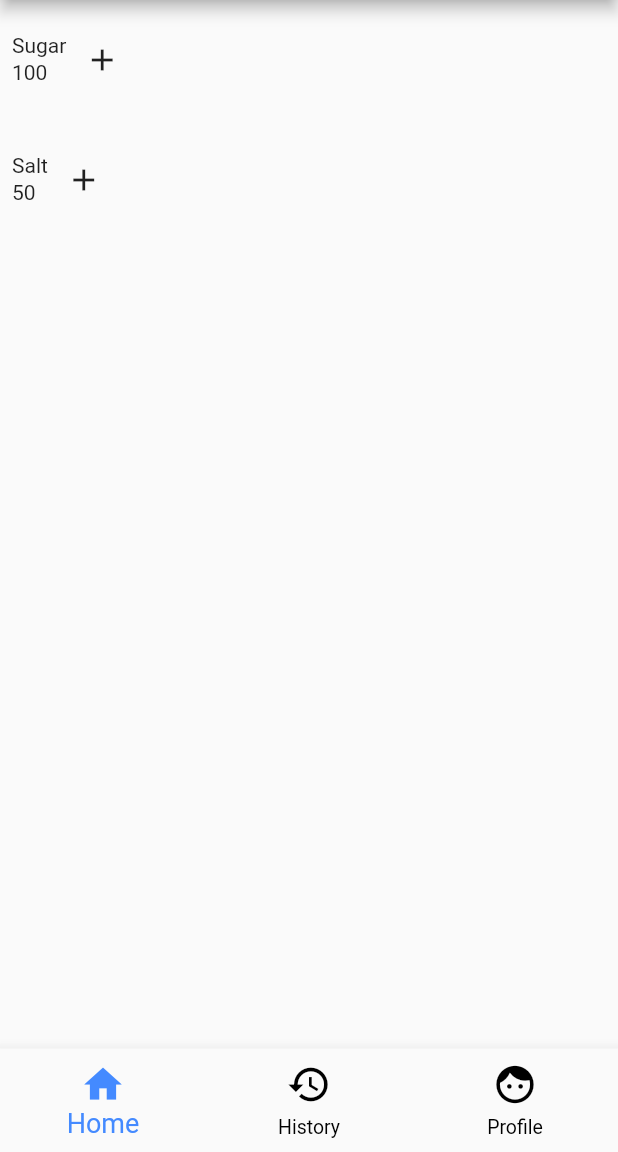
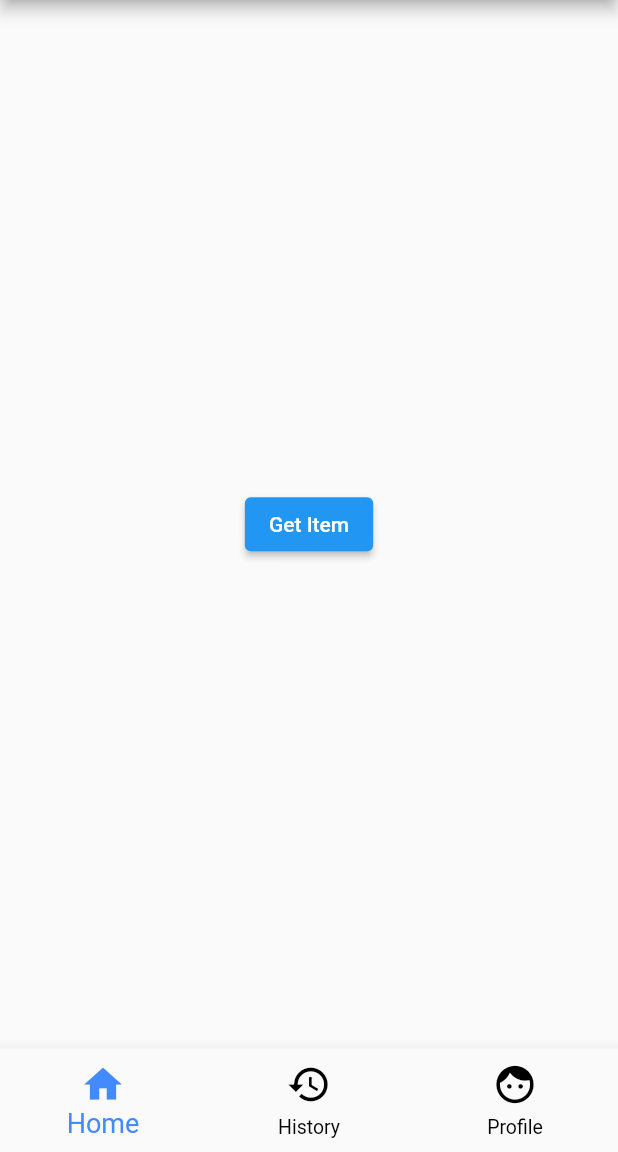
Before and after one commit to nonyx777/Flutter_Assignment_3, a Flutter app: the screen it shows after launch, on a phone screen of 412 x 824 dp, the part 84-1236 px from its top. Run offline on Flutter 3.47's test engine with Material 2 defaults, Android fonts, the phone set to English and light mode, and no system bars; our stand-ins replace bloc, dio, equatable, flutter_bloc.

Commit message:
implemented a simple bloc and api call

```diff
--- /dev/null
+++ b/lib/Bloc/Shop/bloc/shop_bloc.dart
@@ -0,0 +1,19 @@
+import 'package:assignment_3/Data/Model/data.dart';
+import 'package:assignment_3/service/apiService.dart';
+import 'package:bloc/bloc.dart';
+import 'package:equatable/equatable.dart';
+
+part 'shop_event.dart';
+part 'shop_state.dart';
+
+class ShopBloc extends Bloc<ShopEvent, ShopState> {
+  final _apiServiceProvider = ApiServiceProvider();
+
+  ShopBloc() : super(ShopInitialState()) {
+    on<GetDataButtonPressed>((event, emit) async {
+      emit(ShopLoadingState());
+      final item = await _apiServiceProvider.fetchItem();
+      emit(ShopSuccessState(item!));
+    });
+  }
+}
--- /dev/null
+++ b/lib/Bloc/Shop/bloc/shop_event.dart
@@ -0,0 +1,8 @@
+part of 'shop_bloc.dart';
+
+abstract class ShopEvent extends Equatable {}
+
+class GetDataButtonPressed extends ShopEvent {
+  @override
+  List<Object> get props => [];
+}
--- /dev/null
+++ b/lib/Bloc/Shop/bloc/shop_state.dart
@@ -0,0 +1,33 @@
+part of 'shop_bloc.dart';
+
+abstract class ShopState extends Equatable {}
+
+class ShopInitialState extends ShopState {
+  @override
+  List<Object> get props => [];
+}
+
+class ShopLoadingState extends ShopState {
+  @override
+  List<Object> get props => [];
+}
+
+class ShopSuccessState extends ShopState {
+  Item item;
+
+  ShopSuccessState(
+    this.item,
+  );
+
+  @override
+  List<Object> get props => [];
+}
+
+class ShopFailState extends ShopState {
+  String message;
+
+  ShopFailState(this.message);
+
+  @override
+  List<Object> get props => [];
+}
--- a/lib/Data/Model/data.dart
+++ b/lib/Data/Model/data.dart
@@ -1,21 +1,16 @@
-import 'dart:ffi';
-
 class Item {
   int id;
   String name;
-  int amount;
 
   Item({
     required this.id,
     required this.name,
-    required this.amount,
   });
 
   factory Item.fromJson(Map<String, dynamic> json) {
     return Item(
-      id: json['id'],
-      name: json.containsKey('name') ? json['name'] : '',
-      amount: json.containsKey('amount') ? json['amount'] : '',
+      id: json['participants'],
+      name: json.containsKey('activity') ? json['activity'] : '',
     );
   }
 
@@ -24,7 +19,6 @@ class Item {
 
     json['id'] = id;
     json['name'] = name;
-    json['amount'] = amount;
 
     return json;
   }
--- a/lib/Data/Model/item_tile.dart
+++ b/lib/Data/Model/item_tile.dart
@@ -1,12 +1,9 @@
-import 'dart:ffi';
-
 import 'package:flutter/material.dart';
 
 class ItemTile extends StatelessWidget {
   final String name;
-  final int amount;
 
-  const ItemTile({required this.name, required this.amount, super.key});
+  const ItemTile({required this.name, super.key});
 
   @override
   Widget build(BuildContext context) {
@@ -22,8 +19,6 @@ class ItemTile extends StatelessWidget {
             children: [
               Text(name),
               const SizedBox(height: 2),
-              Text(amount.toString()),
-              const SizedBox(height: 2),
             ],
           ),
           IconButton(onPressed: () {}, icon: const Icon(Icons.add)),
--- a/lib/Presentation/Pages/Home.dart
+++ b/lib/Presentation/Pages/Home.dart
@@ -1,6 +1,10 @@
+import 'package:assignment_3/Bloc/Shop/bloc/shop_bloc.dart';
 import 'package:assignment_3/Data/Model/item_tile.dart';
+import 'package:assignment_3/Presentation/Pages/History.dart';
+import 'package:assignment_3/Presentation/Pages/Profile.dart';
 import 'package:flutter/material.dart';
 import 'package:assignment_3/Data/Model/data.dart';
+import 'package:flutter_bloc/flutter_bloc.dart';
 
 class Home extends StatefulWidget {
   const Home({super.key});
@@ -10,9 +14,17 @@ class Home extends StatefulWidget {
 }
 
 class _HomeState extends State<Home> {
+  int index = 0;
+
   final List<Item> _items = [
-    Item(id: 1, name: 'Sugar', amount: 100),
-    Item(id: 2, name: 'Salt', amount: 50)
+    Item(id: 1, name: 'Sugar'),
+    Item(id: 2, name: 'Salt'),
+    Item(id: 3, name: 'Apple'),
+    Item(id: 3, name: 'Orange'),
+    Item(id: 3, name: 'Meat'),
+    Item(id: 3, name: 'Vegetables'),
+    Item(id: 3, name: 'Cloth'),
+    Item(id: 3, name: 'Electronics'),
   ];
 
   @override
@@ -20,15 +32,47 @@ class _HomeState extends State<Home> {
   @override
   Widget build(BuildContext context) {
     return Scaffold(
-      body: ListView.builder(
-        itemCount: _items.length,
-        itemBuilder: (context, index) {
-          return ItemTile(
-            name: _items[index].name,
-            amount: _items[index].amount,
-          );
+      body: BlocBuilder<ShopBloc, ShopState>(
+        builder: (context, state) {
+          if (state is ShopInitialState) {
+            return Container(
+              height: MediaQuery.of(context).size.height,
+              width: MediaQuery.of(context).size.width,
+              alignment: Alignment.center,
+              child: ElevatedButton(
+                  onPressed: () {
+                    BlocProvider.of<ShopBloc>(context)
+                        .add(GetDataButtonPressed());
+                  },
+                  child: const Text('Get Item')),
+            );
+          } else if (state is ShopLoadingState) {
+            return const Center(child: CircularProgressIndicator());
+          } else if (state is ShopFailState) {
+            return Text(state.message);
+          } else if (state is ShopSuccessState) {
+            return ListView.builder(
+              itemCount: _items.length,
+              itemBuilder: (context, index) {
+                return ItemTile(
+                  name: _items[index].name,
+                );
+              },
+            );
+          }
+          return Container();
         },
       ),
     );
   }
 }
+
+
+// ListView.builder(
+//         itemCount: _items.length,
+//         itemBuilder: (context, index) {
+//           return ItemTile(
+//             name: _items[index].name,
+//           );
+//         },
+//       ),
--- a/lib/main.dart
+++ b/lib/main.dart
@@ -1,7 +1,9 @@
+import 'package:assignment_3/Bloc/Shop/bloc/shop_bloc.dart';
 import 'package:flutter/material.dart';
 import 'package:assignment_3/Presentation/Pages/Home.dart';
 import 'package:assignment_3/Presentation/Pages/History.dart';
 import 'package:assignment_3/Presentation/Pages/Profile.dart';
+import 'package:flutter_bloc/flutter_bloc.dart';
 
 void main() {
   runApp(const MyApp());
@@ -19,7 +21,10 @@ class MyApp extends StatelessWidget {
       theme: ThemeData(
         primarySwatch: Colors.blue,
       ),
-      home: const MainPage(),
+      home: BlocProvider(
+        create: (context) => ShopBloc(),
+        child: const MainPage(),
+      ),
       routes: <String, WidgetBuilder>{
         '/home': (BuildContext context) => const Home(),
         '/history': (BuildContext context) => const History(),
--- /dev/null
+++ b/lib/service/apiService.dart
@@ -0,0 +1,21 @@
+import 'dart:convert';
+import 'package:assignment_3/Data/Model/data.dart';
+import 'package:dio/dio.dart';
+import 'package:http/http.dart' as http;
+
+class ApiServiceProvider {
+  Future<Item?> fetchItem() async {
+    final response = await http.get(
+      Uri.parse('https://www.boredapi.com/api/activity'),
+      headers: <String, String>{
+        'Content-Type': 'application/json; charset=UTF-8',
+        'Accept': 'application/json',
+      },
+    );
+    if (response.statusCode == 200) {
+      return Item.fromJson(json.decode(response.body));
+    } else {
+      throw Exception('Failed to load');
+    }
+  }
+}
--- a/pubspec.yaml
+++ b/pubspec.yaml
@@ -35,6 +35,11 @@ dependencies:
   # The following adds the Cupertino Icons font to your application.
   # Use with the CupertinoIcons class for iOS style icons.
   cupertino_icons: ^1.0.2
+  bloc: ^8.1.1
+  flutter_bloc: ^8.1.2
+  equatable: ^2.0.5
+  dio: ^5.0.2
+  http: ^0.13.5
 
 dev_dependencies:
   flutter_test:
```
Also changed, not shown: pubspec.lock.
